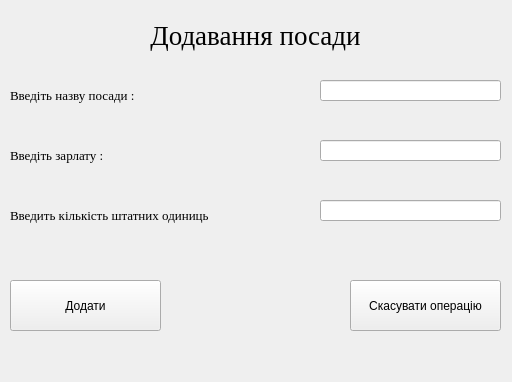
First picture: the form in addposition.ui, repository Artem-Chabanovskiy/Course_Work, before the edit.
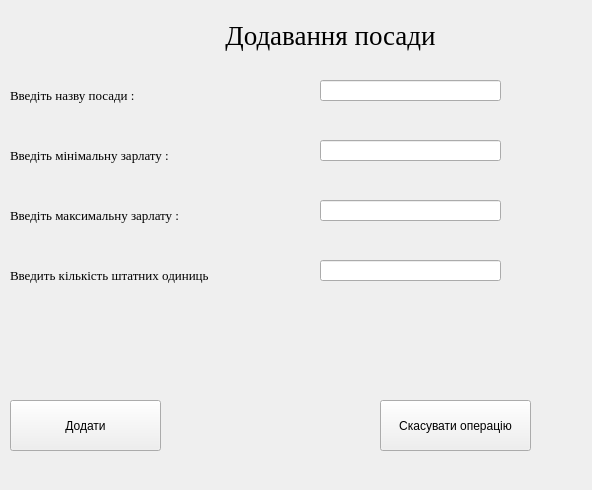
Second picture: the form after the edit.

Commit message: report + salary_min_max + int_reject

The edit to the form file:
```diff
--- a/addposition.ui
+++ b/addposition.ui
@@ -6,8 +6,8 @@
    <rect>
     <x>0</x>
     <y>0</y>
-    <width>512</width>
-    <height>382</height>
+    <width>592</width>
+    <height>490</height>
    </rect>
   </property>
   <property name="windowTitle">
@@ -18,7 +18,7 @@
     <rect>
      <x>0</x>
      <y>10</y>
-     <width>511</width>
+     <width>661</width>
      <height>51</height>
     </rect>
    </property>
@@ -57,8 +57,8 @@
   <widget class="QPushButton" name="cansel_bt">
    <property name="geometry">
     <rect>
-     <x>350</x>
-     <y>280</y>
+     <x>380</x>
+     <y>400</y>
      <width>151</width>
      <height>51</height>
     </rect>
@@ -71,7 +71,7 @@
    <property name="geometry">
     <rect>
      <x>10</x>
-     <y>280</y>
+     <y>400</y>
      <width>151</width>
      <height>51</height>
     </rect>
@@ -106,7 +106,7 @@
     </font>
    </property>
    <property name="text">
-    <string>Введіть зарлату :</string>
+    <string>Введіть мінімальну зарлату :</string>
    </property>
   </widget>
   <widget class="QLineEdit" name="position_salary_edit">
@@ -123,7 +123,7 @@
    <property name="geometry">
     <rect>
      <x>10</x>
-     <y>200</y>
+     <y>260</y>
      <width>261</width>
      <height>31</height>
     </rect>
@@ -142,12 +142,54 @@
    <property name="geometry">
     <rect>
      <x>320</x>
+     <y>260</y>
+     <width>181</width>
+     <height>21</height>
+    </rect>
+   </property>
+  </widget>
+  <widget class="QLabel" name="salary_position_lb_2">
+   <property name="geometry">
+    <rect>
+     <x>10</x>
      <y>200</y>
+     <width>211</width>
+     <height>31</height>
+    </rect>
+   </property>
+   <property name="font">
+    <font>
+     <family>Times New Roman</family>
+     <pointsize>10</pointsize>
+    </font>
+   </property>
+   <property name="text">
+    <string>Введіть максимальну зарлату :</string>
+   </property>
+  </widget>
+  <widget class="QLineEdit" name="position_salary_max_edit">
+   <property name="geometry">
+    <rect>
+     <x>320</x>
+     <y>200</y>
      <width>181</width>
      <height>21</height>
     </rect>
    </property>
   </widget>
+  <widget class="QLabel" name="error_label">
+   <property name="geometry">
+    <rect>
+     <x>30</x>
+     <y>320</y>
+     <width>541</width>
+     <height>51</height>
+    </rect>
+   </property>
+   <property name="text">
+    <string/>
+   </property>
+  </widget>
  </widget>
  <resources/>
  <connections/>
```
Left out of the diff: 2 changed lines with no effect on the pictures. The commit also changes 24 other files.
